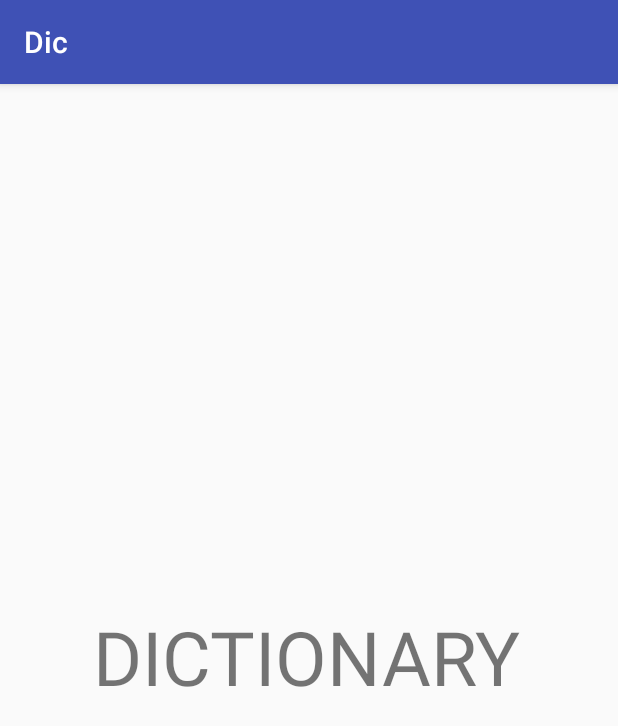
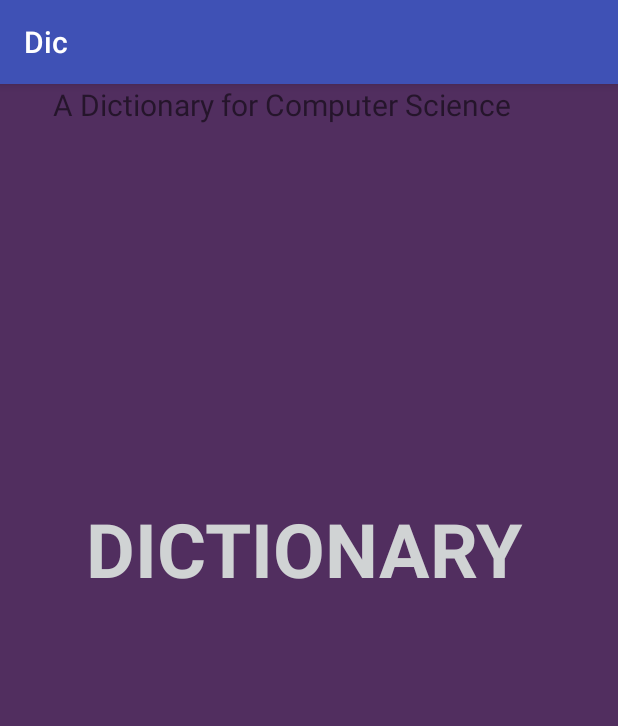
Before and after one commit to Lavisha97/Dictionary-App, an Android app: the Splash screen opened directly, with no data from a screen before it, on a phone screen of 412 x 824 dp. Shown: the top 726 px of the screen. Run offline under Robolectric (Android 15) with nearby library versions, the phone set to English and light mode, and no system bars.

Commit message:
3rd Commit

```diff
--- a/Dic/app/src/main/res/layout/splash.xml
+++ b/Dic/app/src/main/res/layout/splash.xml
@@ -4,20 +4,36 @@
     xmlns:app="http://schemas.android.com/apk/res-auto"
     xmlns:tools="http://schemas.android.com/tools"
     android:layout_width="match_parent"
-    android:layout_height="match_parent">
+    android:layout_height="match_parent"
+    android:background="#512E5F"
+    >
 
     <TextView
         android:id="@+id/textView"
-        android:layout_width="288dp"
+        android:layout_width="298dp"
         android:layout_height="72dp"
         android:layout_marginBottom="8dp"
         android:layout_marginEnd="8dp"
         android:layout_marginStart="8dp"
         android:layout_marginTop="8dp"
         android:text="DICTIONARY"
+        android:textColor="#D0D3D4"
         android:textSize="50dp"
+        android:textStyle="bold"
         app:layout_constraintBottom_toBottomOf="parent"
         app:layout_constraintEnd_toEndOf="parent"
         app:layout_constraintStart_toStartOf="parent"
-        app:layout_constraintTop_toTopOf="parent" />
+        app:layout_constraintTop_toTopOf="parent"
+        app:layout_constraintVertical_bias="0.394" />
+
+    <TextView
+        android:id="@+id/textView4"
+        android:layout_width="376dp"
+        android:layout_height="30dp"
+        android:text="A Dictionary for Computer Science"
+        android:textAlignment="center"
+        android:textSize="20dp"
+        tools:layout_editor_absoluteX="4dp"
+        tools:layout_editor_absoluteY="319dp" />
+
 </android.support.constraint.ConstraintLayout>
```
Also changed, not shown: Dic/app/src/main/res/layout/activity_main.xml (+13 -9 lines).
